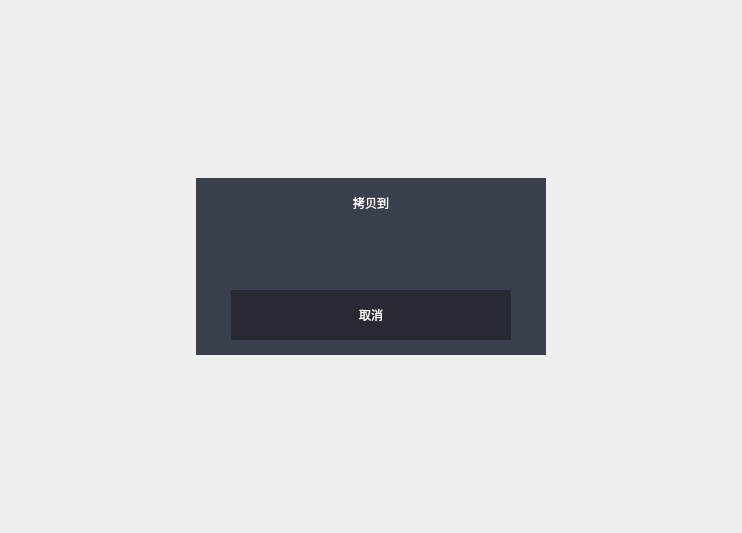
Old version of the form widgets/viewer/diskselectionwidget.ui in the repository wyc15002105071/Recorder.
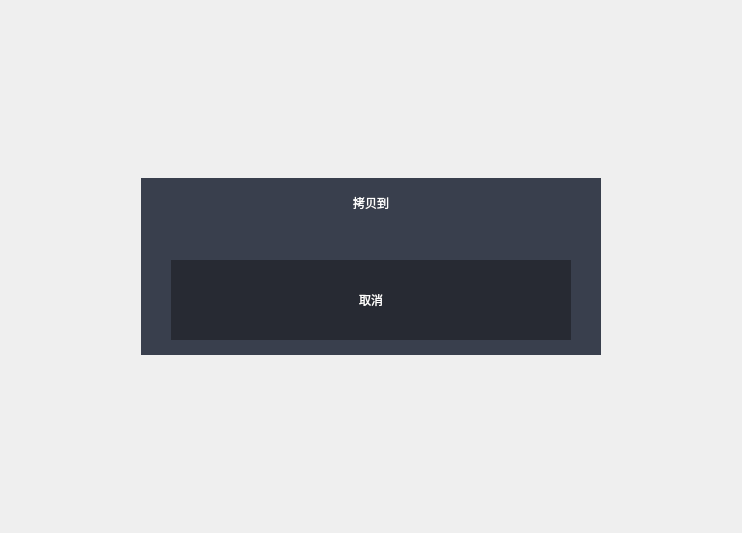
New version of the form.

```diff
--- a/widgets/viewer/diskselectionwidget.ui
+++ b/widgets/viewer/diskselectionwidget.ui
@@ -52,13 +52,13 @@
     <widget class="QWidget" name="container" native="true">
      <property name="minimumSize">
       <size>
-       <width>350</width>
+       <width>460</width>
        <height>0</height>
       </size>
      </property>
      <property name="maximumSize">
       <size>
-       <width>350</width>
+       <width>460</width>
        <height>16777215</height>
       </size>
      </property>
@@ -146,7 +146,7 @@
         </property>
         <property name="minimumSize">
          <size>
-          <width>300</width>
+          <width>400</width>
           <height>0</height>
          </size>
         </property>
@@ -157,6 +157,12 @@
          </size>
         </property>
         <layout class="QVBoxLayout" name="verticalLayout_3">
+         <property name="leftMargin">
+          <number>0</number>
+         </property>
+         <property name="rightMargin">
+          <number>0</number>
+         </property>
          <property name="bottomMargin">
           <number>0</number>
          </property>
@@ -189,14 +195,14 @@
         </property>
         <property name="minimumSize">
          <size>
-          <width>280</width>
-          <height>50</height>
+          <width>400</width>
+          <height>80</height>
          </size>
         </property>
         <property name="maximumSize">
          <size>
-          <width>280</width>
-          <height>50</height>
+          <width>400</width>
+          <height>80</height>
          </size>
         </property>
         <property name="text">
```
